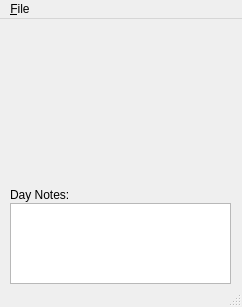
Old version of the form layout/main.ui in the repository jling-NM/timemachine.
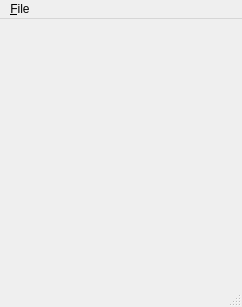
New version of the form. Icons and pictures are not drawn.

Commit message: Added Notes field

```diff
--- a/layout/main.ui
+++ b/layout/main.ui
@@ -49,31 +49,16 @@
      </property>
     </layout>
    </widget>
-   <widget class="QTextEdit" name="textEdit">
+   <widget class="QWidget" name="verticalLayoutWidget_2">
     <property name="geometry">
      <rect>
       <x>10</x>
-      <y>184</y>
+      <y>170</y>
       <width>221</width>
-      <height>81</height>
+      <height>91</height>
      </rect>
     </property>
-    <property name="focusPolicy">
-     <enum>Qt::ClickFocus</enum>
-    </property>
-   </widget>
-   <widget class="QLabel" name="label">
-    <property name="geometry">
-     <rect>
-      <x>10</x>
-      <y>168</y>
-      <width>71</width>
-      <height>16</height>
-     </rect>
-    </property>
-    <property name="text">
-     <string>Day Notes:</string>
-    </property>
+    <layout class="QVBoxLayout" name="notesVerticalLayout"/>
    </widget>
   </widget>
   <widget class="QStatusBar" name="statusbar"/>
```
Left out of the diff: 2 changed lines with no effect on the pictures. The commit also changes 3 other files.
